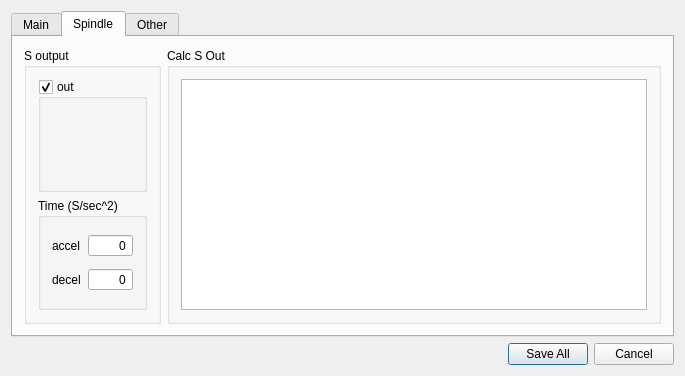
Before: the Qt Designer form widget/wleditmillwidget.ui in WladimirN/wlmill-beta-wn, drawn with Qt 5.
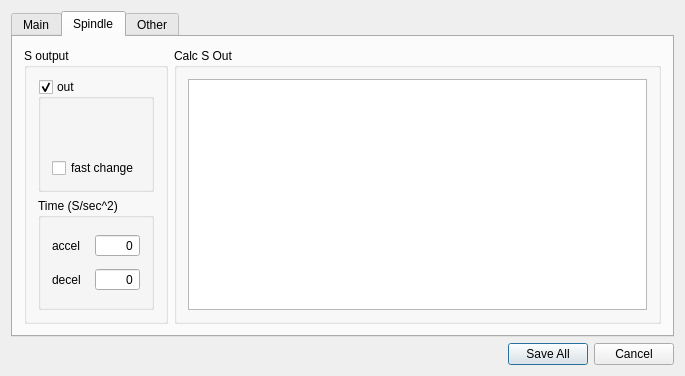
After: the same form once the commit is applied. Custom widgets are drawn as their Qt base class.

Diff of the .ui file:
```diff
--- a/widget/wleditmillwidget.ui
+++ b/widget/wleditmillwidget.ui
@@ -289,6 +289,13 @@
              <item row="1" column="0">
               <widget class="WLEditIOWidget" name="editOutSAOUT" native="true"/>
              </item>
+             <item row="2" column="0">
+              <widget class="QCheckBox" name="cbFastChangeSOut">
+               <property name="text">
+                <string>fast change</string>
+               </property>
+              </widget>
+             </item>
             </layout>
            </widget>
           </item>
```
